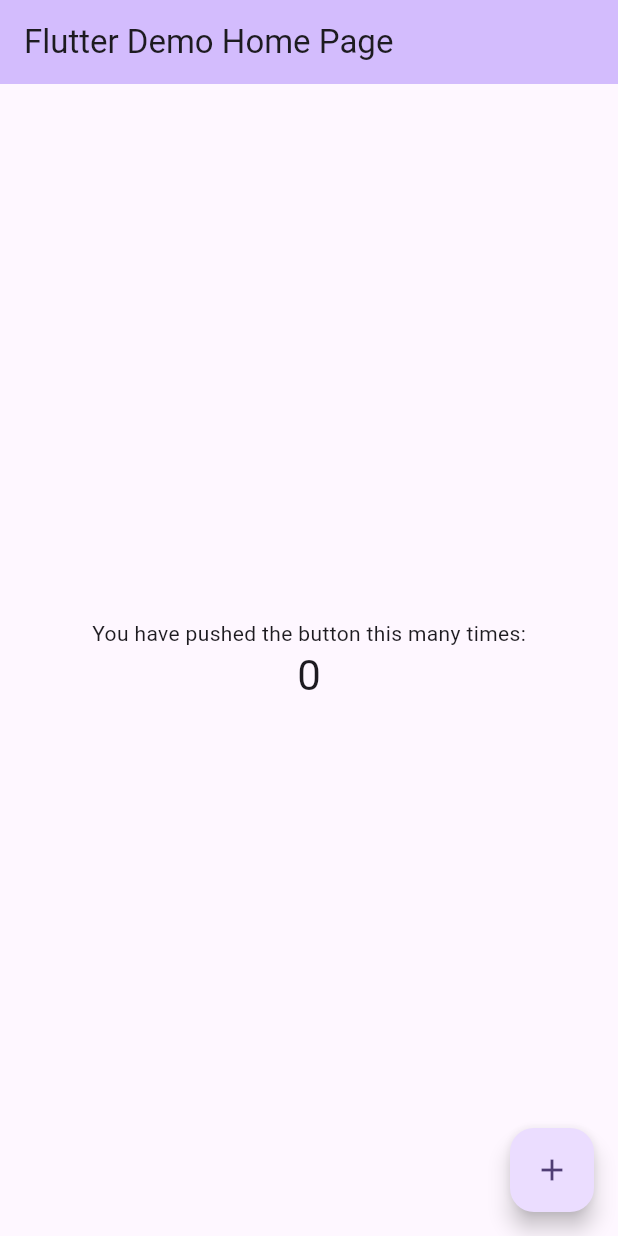
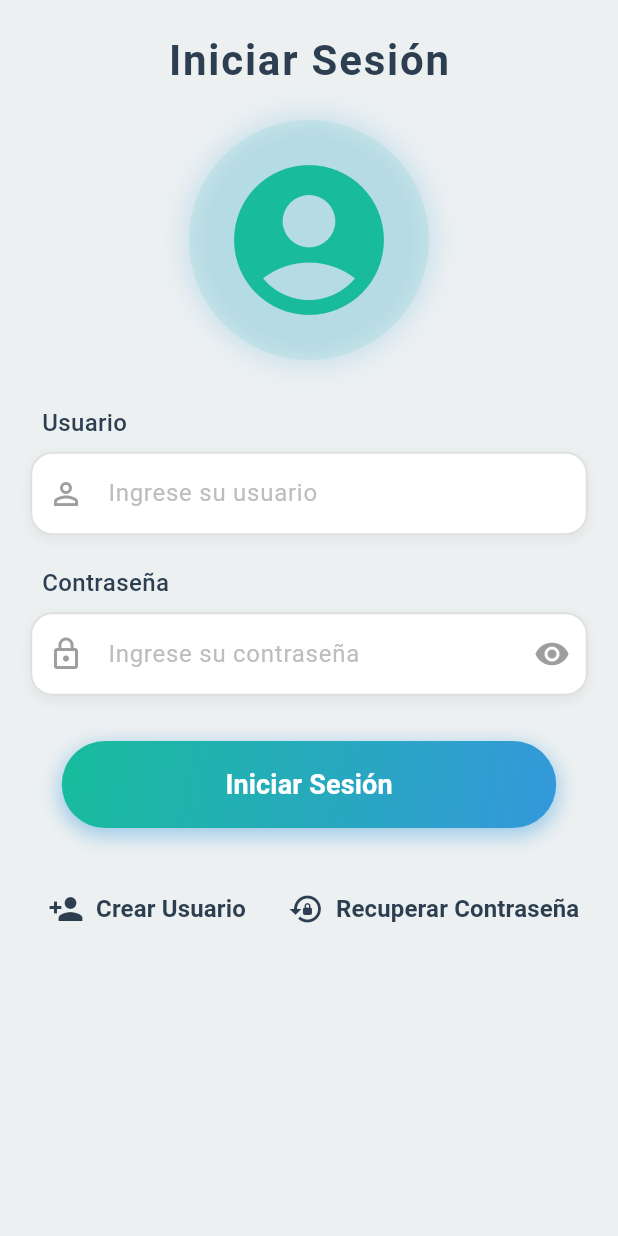
Before and after one commit to Alexander3150/programacion_III_proyecto_final_pocketplan, a Flutter app: the screen it shows after launch, on a phone screen of 412 x 824 dp. Run offline on Flutter 3.47's test engine with Material 3 defaults, Android fonts, the phone set to English and light mode, and no system bars.

Commit message:
Second Commit  : Login screen, adaptation in main.

```diff
--- a/flutter_pocket_plan_proyecto/lib/main.dart
+++ b/flutter_pocket_plan_proyecto/lib/main.dart
@@ -1,4 +1,5 @@
 import 'package:flutter/material.dart';
+import 'package:flutter_pocket_plan_proyecto/pages/login_page.dart';
 
 void main() {
   runApp(const MyApp());
@@ -7,116 +8,11 @@ void main() {
 class MyApp extends StatelessWidget {
   const MyApp({super.key});
 
-  // This widget is the root of your application.
   @override
   Widget build(BuildContext context) {
     return MaterialApp(
-      title: 'Flutter Demo',
-      theme: ThemeData(
-        // This is the theme of your application.
-        //
-        // TRY THIS: Try running your application with "flutter run". You'll see
-        // the application has a purple toolbar. Then, without quitting the app,
-        // try changing the seedColor in the colorScheme below to Colors.green
-        // and then invoke "hot reload" (save your changes or press the "hot
-        // reload" button in a Flutter-supported IDE, or press "r" if you used
-        // the command line to start the app).
-        //
-        // Notice that the counter didn't reset back to zero; the application
-        // state is not lost during the reload. To reset the state, use hot
-        // restart instead.
-        //
-        // This works for code too, not just values: Most code changes can be
-        // tested with just a hot reload.
-        colorScheme: ColorScheme.fromSeed(seedColor: Colors.deepPurple),
-      ),
-      home: const MyHomePage(title: 'Flutter Demo Home Page'),
+      home: const IniciarSesion(),
+      debugShowCheckedModeBanner: false,
     );
   }
 }
-
-class MyHomePage extends StatefulWidget {
-  const MyHomePage({super.key, required this.title});
-
-  // This widget is the home page of your application. It is stateful, meaning
-  // that it has a State object (defined below) that contains fields that affect
-  // how it looks.
-
-  // This class is the configuration for the state. It holds the values (in this
-  // case the title) provided by the parent (in this case the App widget) and
-  // used by the build method of the State. Fields in a Widget subclass are
-  // always marked "final".
-
-  final String title;
-
-  @override
-  State<MyHomePage> createState() => _MyHomePageState();
-}
-
-class _MyHomePageState extends State<MyHomePage> {
-  int _counter = 0;
-
-  void _incrementCounter() {
-    setState(() {
-      // This call to setState tells the Flutter framework that something has
-      // changed in this State, which causes it to rerun the build method below
-      // so that the display can reflect the updated values. If we changed
-      // _counter without calling setState(), then the build method would not be
-      // called again, and so nothing would appear to happen.
-      _counter++;
-    });
-  }
-
-  @override
-  Widget build(BuildContext context) {
-    // This method is rerun every time setState is called, for instance as done
-    // by the _incrementCounter method above.
-    //
-    // The Flutter framework has been optimized to make rerunning build methods
-    // fast, so that you can just rebuild anything that needs updating rather
-    // than having to individually change instances of widgets.
-    return Scaffold(
-      appBar: AppBar(
-        // TRY THIS: Try changing the color here to a specific color (to
-        // Colors.amber, perhaps?) and trigger a hot reload to see the AppBar
-        // change color while the other colors stay the same.
-        backgroundColor: Theme.of(context).colorScheme.inversePrimary,
-        // Here we take the value from the MyHomePage object that was created by
-        // the App.build method, and use it to set our appbar title.
-        title: Text(widget.title),
-      ),
-      body: Center(
-        // Center is a layout widget. It takes a single child and positions it
-        // in the middle of the parent.
-        child: Column(
-          // Column is also a layout widget. It takes a list of children and
-          // arranges them vertically. By default, it sizes itself to fit its
-          // children horizontally, and tries to be as tall as its parent.
-          //
-          // Column has various properties to control how it sizes itself and
-          // how it positions its children. Here we use mainAxisAlignment to
-          // center the children vertically; the main axis here is the vertical
-          // axis because Columns are vertical (the cross axis would be
-          // horizontal).
-          //
-          // TRY THIS: Invoke "debug painting" (choose the "Toggle Debug Paint"
-          // action in the IDE, or press "p" in the console), to see the
-          // wireframe for each widget.
-          mainAxisAlignment: MainAxisAlignment.center,
-          children: <Widget>[
-            const Text('You have pushed the button this many times:'),
-            Text(
-              '$_counter',
-              style: Theme.of(context).textTheme.headlineMedium,
-            ),
-          ],
-        ),
-      ),
-      floatingActionButton: FloatingActionButton(
-        onPressed: _incrementCounter,
-        tooltip: 'Increment',
-        child: const Icon(Icons.add),
-      ), // This trailing comma makes auto-formatting nicer for build methods.
-    );
-  }
-}
--- /dev/null
+++ b/flutter_pocket_plan_proyecto/lib/pages/login_page.dart
@@ -0,0 +1,445 @@
+import 'package:flutter/material.dart';
+
+/// Paleta de colores se trato de hacer un diseño moderno y elegante para la aplicación
+class AppColors {
+  static const Color primary = Color(0xFF2C3E50); // Azul oscuro elegante
+  static const Color secondary = Color(0xFF18BC9C); // Verde azulado moderno
+  static const Color accent = Color(0xFF3498DB); // Azul brillante
+  static const Color background = Color(0xFFECF0F1); // Fondo claro
+  static const Color textDark = Color(0xFF2C3E50); // Texto oscuro
+  static const Color textLight = Colors.white; // Texto claro
+  static const Color error = Color(0xFFE74C3C); // Rojo para errores
+}
+
+class IniciarSesion extends StatefulWidget {
+  const IniciarSesion({super.key});
+
+  @override
+  State<IniciarSesion> createState() => _IniciarSesionState();
+}
+
+class _IniciarSesionState extends State<IniciarSesion> {
+  // Variables para controlar la visibilidad de la contraseña
+  bool _obscureText = true;
+
+  // Controladores para los campos de texto
+  final TextEditingController _userController = TextEditingController();
+  final TextEditingController _passController = TextEditingController();
+
+  // Variables para manejar errores de validación
+  String? _userError;
+  String? _passError;
+
+  // FocusNodes para manejar el enfoque de los campos
+  final FocusNode _userFocusNode = FocusNode();
+  final FocusNode _passFocusNode = FocusNode();
+
+  // Colores de borde que cambian según el enfoque
+  Color _userBorderColor = Colors.grey;
+  Color _passBorderColor = Colors.grey;
+
+  @override
+  void initState() {
+    super.initState();
+    // Listeners para cambiar el color del borde cuando el campo está enfocado
+    _userFocusNode.addListener(() {
+      setState(() {
+        _userBorderColor =
+            _userFocusNode.hasFocus ? AppColors.secondary : Colors.grey;
+      });
+    });
+
+    _passFocusNode.addListener(() {
+      setState(() {
+        _passBorderColor =
+            _passFocusNode.hasFocus ? AppColors.secondary : Colors.grey;
+      });
+    });
+  }
+
+  @override
+  void dispose() {
+    // Limpieza de recursos para evitar memory leaks
+    _userController.dispose();
+    _passController.dispose();
+    _userFocusNode.dispose();
+    _passFocusNode.dispose();
+    super.dispose();
+  }
+
+  /// Valida los campos del formulario
+  void _validateFields() {
+    setState(() {
+      _userError =
+          _userController.text.isEmpty ? 'Por favor ingrese su usuario' : null;
+      _passError =
+          _passController.text.isEmpty
+              ? 'Por favor ingrese su contraseña'
+              : null;
+    });
+
+    if (_userError == null && _passError == null) {
+      //Ruta para la transición
+    }
+  }
+
+  @override
+  Widget build(BuildContext context) {
+    final size = MediaQuery.of(context).size;
+    final isSmallScreen = size.width < 600; // Para diseño responsive
+
+    return Scaffold(
+      backgroundColor: AppColors.background,
+      body: SafeArea(
+        child: SingleChildScrollView(
+          // Permite scroll en pantallas pequeñas
+          padding: EdgeInsets.symmetric(
+            horizontal: isSmallScreen ? 20 : size.width * 0.1,
+            vertical: 20,
+          ),
+          child: Column(
+            mainAxisAlignment: MainAxisAlignment.center,
+            children: [
+              // Título con estilo moderno
+              Text(
+                'Iniciar Sesión',
+                style: TextStyle(
+                  fontSize: isSmallScreen ? 28 : 34,
+                  fontWeight: FontWeight.bold,
+                  color: AppColors.primary,
+                  letterSpacing: 1.2,
+                ),
+              ),
+              SizedBox(height: isSmallScreen ? 20 : 40),
+
+              // Icono de usuario moderno con efecto
+              Container(
+                padding: const EdgeInsets.all(20),
+                decoration: BoxDecoration(
+                  shape: BoxShape.circle,
+                  color: AppColors.secondary.withOpacity(0.1),
+                  boxShadow: [
+                    BoxShadow(
+                      color: AppColors.accent.withOpacity(0.2),
+                      blurRadius: 15,
+                      spreadRadius: 3,
+                    ),
+                  ],
+                ),
+                child: Icon(
+                  Icons.account_circle, // Icono moderno de usuario
+                  size: isSmallScreen ? 120 : 150,
+                  color: AppColors.secondary,
+                ),
+              ),
+              SizedBox(height: isSmallScreen ? 30 : 50),
+
+              // Campo de usuario con validación
+              _buildTextField(
+                controller: _userController,
+                label: 'Usuario',
+                hintText: 'Ingrese su usuario',
+                prefixIcon: Icons.person_outline,
+                focusNode: _userFocusNode,
+                borderColor: _userBorderColor,
+                errorText: _userError,
+                isSmallScreen: isSmallScreen,
+              ),
+              SizedBox(height: isSmallScreen ? 20 : 30),
+
+              // Campo de contraseña con validación
+              _buildPasswordField(
+                controller: _passController,
+                label: 'Contraseña',
+                hintText: 'Ingrese su contraseña',
+                focusNode: _passFocusNode,
+                borderColor: _passBorderColor,
+                errorText: _passError,
+                isSmallScreen: isSmallScreen,
+                obscureText: _obscureText,
+                onToggleVisibility: () {
+                  setState(() {
+                    _obscureText = !_obscureText;
+                  });
+                },
+              ),
+              SizedBox(height: isSmallScreen ? 30 : 50),
+
+              // Botón de inicio de sesión con gradiente
+              Container(
+                width: isSmallScreen ? size.width * 0.8 : size.width * 0.5,
+                decoration: BoxDecoration(
+                  borderRadius: BorderRadius.circular(30),
+                  gradient: LinearGradient(
+                    colors: [AppColors.secondary, AppColors.accent],
+                    begin: Alignment.topLeft,
+                    end: Alignment.bottomRight,
+                  ),
+                  boxShadow: [
+                    BoxShadow(
+                      color: AppColors.accent.withOpacity(0.4),
+                      blurRadius: 10,
+                      spreadRadius: 2,
+                      offset: const Offset(0, 4),
+                    ),
+                  ],
+                ),
+                child: ElevatedButton(
+                  onPressed: _validateFields,
+                  style: ElevatedButton.styleFrom(
+                    backgroundColor: Colors.transparent,
+                    shadowColor: Colors.transparent,
+                    padding: EdgeInsets.symmetric(
+                      vertical: isSmallScreen ? 16 : 20,
+                    ),
+                    shape: RoundedRectangleBorder(
+                      borderRadius: BorderRadius.circular(30),
+                    ),
+                  ),
+                  child: Text(
+                    'Iniciar Sesión',
+                    style: TextStyle(
+                      fontSize: isSmallScreen ? 18 : 20,
+                      fontWeight: FontWeight.bold,
+                      color: AppColors.textLight,
+                    ),
+                  ),
+                ),
+              ),
+              SizedBox(height: isSmallScreen ? 30 : 40),
+
+              // Opciones adicionales
+              Row(
+                mainAxisAlignment: MainAxisAlignment.spaceEvenly,
+                children: [
+                  // Botón para crear usuario
+                  TextButton.icon(
+                    onPressed: () {
+                      //Ruta para Crear usuario
+                    },
+                    icon: Icon(
+                      Icons.person_add,
+                      color: AppColors.primary,
+                      size: isSmallScreen ? 24 : 28,
+                    ),
+                    label: Text(
+                      'Crear Usuario',
+                      style: TextStyle(
+                        fontSize: isSmallScreen ? 16 : 18,
+                        fontWeight: FontWeight.bold,
+                        color: AppColors.primary,
+                      ),
+                    ),
+                  ),
+
+                  // Botón para recuperar contraseña
+                  TextButton.icon(
+                    onPressed: () {
+                      //Ruta para Recuperar contraseña
+                    },
+                    icon: Icon(
+                      Icons.lock_reset,
+                      color: AppColors.primary,
+                      size: isSmallScreen ? 24 : 28,
+                    ),
+                    label: Text(
+                      'Recuperar Contraseña',
+                      style: TextStyle(
+                        fontSize: isSmallScreen ? 16 : 18,
+                        fontWeight: FontWeight.bold,
+                        color: AppColors.primary,
+                      ),
+                    ),
+                  ),
+                ],
+              ),
+            ],
+          ),
+        ),
+      ),
+    );
+  }
+
+  /// Widget personalizado para campos de texto con estilo moderno y validación
+  Widget _buildTextField({
+    required TextEditingController controller,
+    required String label,
+    required String hintText,
+    required IconData prefixIcon,
+    required FocusNode focusNode,
+    required Color borderColor,
+    required String? errorText,
+    required bool isSmallScreen,
+  }) {
+    return Column(
+      crossAxisAlignment: CrossAxisAlignment.start,
+      children: [
+        Padding(
+          padding: const EdgeInsets.only(left: 8.0),
+          child: Text(
+            label,
+            style: TextStyle(
+              color: AppColors.textDark,
+              fontSize: isSmallScreen ? 16 : 18,
+              fontWeight: FontWeight.w500,
+            ),
+          ),
+        ),
+        const SizedBox(height: 8),
+        Container(
+          decoration: BoxDecoration(
+            borderRadius: BorderRadius.circular(15),
+            boxShadow: [
+              BoxShadow(
+                color: Colors.black.withOpacity(0.05),
+                blurRadius: 6,
+                offset: const Offset(0, 3),
+              ),
+            ],
+          ),
+          child: TextField(
+            controller: controller,
+            focusNode: focusNode,
+            style: TextStyle(
+              fontSize: isSmallScreen ? 16 : 18,
+              color: AppColors.textDark,
+            ),
+            decoration: InputDecoration(
+              contentPadding: EdgeInsets.symmetric(
+                horizontal: 20,
+                vertical: isSmallScreen ? 16 : 18,
+              ),
+              filled: true,
+              fillColor: Colors.white,
+              hintText: hintText,
+              hintStyle: TextStyle(color: Colors.grey.shade400),
+              prefixIcon: Icon(prefixIcon, color: borderColor),
+              errorText:
+                  errorText, // Mensaje de error que aparece dentro del campo
+              errorStyle: TextStyle(
+                color: AppColors.error,
+                fontSize: isSmallScreen ? 14 : 15,
+              ),
+              border: OutlineInputBorder(
+                borderRadius: BorderRadius.circular(15),
+                borderSide: BorderSide.none,
+              ),
+              enabledBorder: OutlineInputBorder(
+                borderRadius: BorderRadius.circular(15),
+                borderSide: BorderSide(color: Colors.grey.shade300, width: 1.5),
+              ),
+              focusedBorder: OutlineInputBorder(
+                borderRadius: BorderRadius.circular(15),
+                borderSide: BorderSide(color: borderColor, width: 2),
+              ),
+              errorBorder: OutlineInputBorder(
+                borderRadius: BorderRadius.circular(15),
+                borderSide: BorderSide(color: AppColors.error, width: 1.5),
+              ),
+              focusedErrorBorder: OutlineInputBorder(
+                borderRadius: BorderRadius.circular(15),
+                borderSide: BorderSide(color: AppColors.error, width: 2),
+              ),
+            ),
+          ),
+        ),
+      ],
+    );
+  }
+
+  /// Widget personalizado para campo de contraseña con toggle de visibilidad y validación
+  Widget _buildPasswordField({
+    required TextEditingController controller,
+    required String label,
+    required String hintText,
+    required FocusNode focusNode,
+    required Color borderColor,
+    required String? errorText,
+    required bool isSmallScreen,
+    required bool obscureText,
+    required VoidCallback onToggleVisibility,
+  }) {
+    return Column(
+      crossAxisAlignment: CrossAxisAlignment.start,
+      children: [
+        Padding(
+          padding: const EdgeInsets.only(left: 8.0),
+          child: Text(
+            label,
+            style: TextStyle(
+              color: AppColors.textDark,
+              fontSize: isSmallScreen ? 16 : 18,
+              fontWeight: FontWeight.w500,
+            ),
+          ),
+        ),
+        const SizedBox(height: 8),
+        Container(
+          decoration: BoxDecoration(
+            borderRadius: BorderRadius.circular(15),
+            boxShadow: [
+              BoxShadow(
+                color: Colors.black.withOpacity(0.05),
+                blurRadius: 6,
+                offset: const Offset(0, 3),
+              ),
+            ],
+          ),
+          child: TextField(
+            controller: controller,
+            obscureText: obscureText,
+            focusNode: focusNode,
+            style: TextStyle(
+              fontSize: isSmallScreen ? 16 : 18,
+              color: AppColors.textDark,
+            ),
+            decoration: InputDecoration(
+              contentPadding: EdgeInsets.symmetric(
+                horizontal: 20,
+                vertical: isSmallScreen ? 16 : 18,
+              ),
+              filled: true,
+              fillColor: Colors.white,
+              hintText: hintText,
+              hintStyle: TextStyle(color: Colors.grey.shade400),
+              prefixIcon: Icon(Icons.lock_outline, color: borderColor),
+              suffixIcon: IconButton(
+                icon: Icon(
+                  obscureText ? Icons.visibility : Icons.visibility_off,
+                  color: borderColor,
+                ),
+                onPressed: onToggleVisibility,
+              ),
+              errorText:
+                  errorText, // Mensaje de error que aparece dentro del campo
+              errorStyle: TextStyle(
+                color: AppColors.error,
+                fontSize: isSmallScreen ? 14 : 15,
+              ),
+              border: OutlineInputBorder(
+                borderRadius: BorderRadius.circular(15),
+                borderSide: BorderSide.none,
+              ),
+              enabledBorder: OutlineInputBorder(
+                borderRadius: BorderRadius.circular(15),
+                borderSide: BorderSide(color: Colors.grey.shade300, width: 1.5),
+              ),
+              focusedBorder: OutlineInputBorder(
+                borderRadius: BorderRadius.circular(15),
+                borderSide: BorderSide(color: borderColor, width: 2),
+              ),
+              errorBorder: OutlineInputBorder(
+                borderRadius: BorderRadius.circular(15),
+                borderSide: BorderSide(color: AppColors.error, width: 1.5),
+              ),
+              focusedErrorBorder: OutlineInputBorder(
+                borderRadius: BorderRadius.circular(15),
+                borderSide: BorderSide(color: AppColors.error, width: 2),
+              ),
+            ),
+          ),
+        ),
+      ],
+    );
+  }
+}
```
